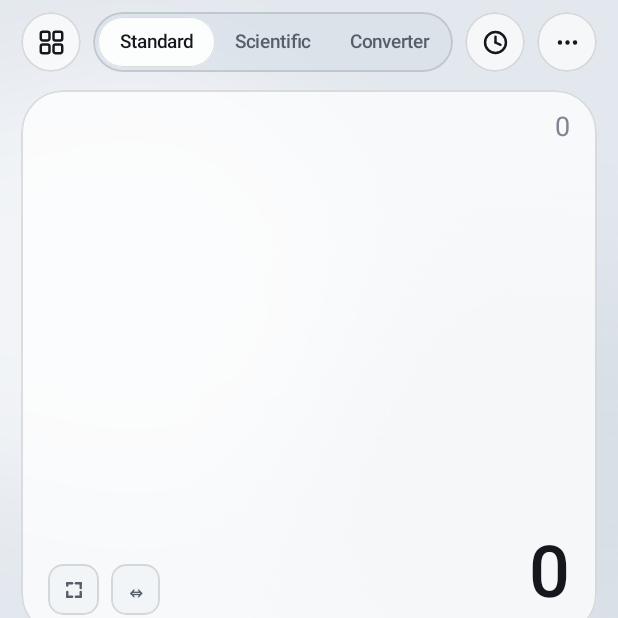
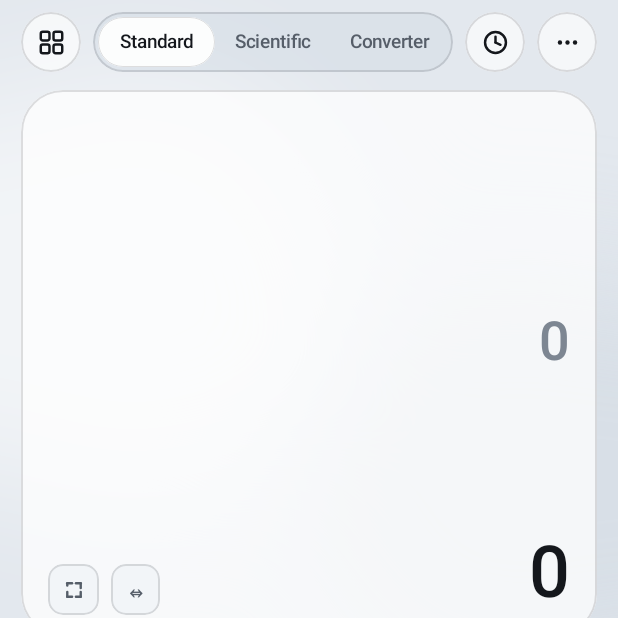
Before and after one commit to Shubham-Mohite7/eryx-calc, an Android app built with Jetpack Compose: the screen it shows after launch (MainActivity), on a phone screen of 412 x 824 dp, the top half of it. Run offline under Robolectric (Android 15) with nearby library versions, the phone set to English and light mode, and no system bars.

Commit message:
Enlarge typed expression typography and full-width display layout

```diff
--- a/app/src/main/java/com/liquidglass/calculator/ui/screens/CalculatorScreen.kt
+++ b/app/src/main/java/com/liquidglass/calculator/ui/screens/CalculatorScreen.kt
@@ -479,9 +479,9 @@ private fun CalculatorDisplayCard(
                 .padding(horizontal = 18.dp, vertical = 14.dp),
             verticalArrangement = Arrangement.SpaceBetween
         ) {
-            // Top bar inside display: status badges + Undo/Redo + Editable Expression
+            // Top strip inside display: status badges + Undo/Redo (does not squeeze expression width)
             Row(
-                modifier = Modifier.fillMaxWidth(),
+                modifier = Modifier.fillMaxWidth().height(28.dp),
                 verticalAlignment = Alignment.CenterVertically,
                 horizontalArrangement = Arrangement.SpaceBetween
             ) {
@@ -544,9 +544,33 @@ private fun CalculatorDisplayCard(
                         }
                     }
                 }
+            }
 
-                // Editable expression field (suppresses soft IME keyboard so calculator keypad stays clean)
-                val exprFontSize = if (settings.expressionInMainDisplay) 26f else 18f
+            // Full-width editable typed expression (large, crisp, auto-scaling)
+            val exprLen = calcState.expressionField.text.length
+            val isSci = settings.lastMode == CalculatorMode.SCIENTIFIC
+            val exprFontSize = when {
+                settings.expressionInMainDisplay -> when {
+                    exprLen <= 10 -> 40f
+                    exprLen <= 16 -> 32f
+                    else -> 25f
+                }
+                calcState.justEvaluated -> when {
+                    exprLen <= 16 -> 24f
+                    else -> 20f
+                }
+                isSci -> when {
+                    exprLen <= 12 -> 28f
+                    exprLen <= 20 -> 23f
+                    else -> 19f
+                }
+                else -> when {
+                    exprLen <= 10 -> 36f
+                    exprLen <= 16 -> 30f
+                    exprLen <= 24 -> 25f
+                    else -> 21f
+                }
+            }
             @Suppress("DEPRECATION")
             CompositionLocalProvider(LocalTextInputService provides null) {
                 BasicTextField(
@@ -555,15 +579,13 @@ private fun CalculatorDisplayCard(
                     singleLine = true,
                     cursorBrush = SolidColor(p.accent),
                     textStyle = TextStyle(
-                            color = if (settings.expressionInMainDisplay) p.textPrimary else p.textSecondary,
+                        color = if (!calcState.justEvaluated || settings.expressionInMainDisplay) p.textPrimary else p.textSecondary,
                         fontSize = (exprFontSize * p.textScale).sp,
-                            fontWeight = if (settings.expressionInMainDisplay) FontWeight.SemiBold else FontWeight.Medium,
+                        fontWeight = if (!calcState.justEvaluated || settings.expressionInMainDisplay) FontWeight.SemiBold else FontWeight.Medium,
                         textAlign = TextAlign.End,
                         fontFeatureSettings = "tnum"
                     ),
-                        modifier = Modifier
-                            .weight(1f)
-                            .padding(start = 10.dp),
+                    modifier = Modifier.fillMaxWidth(),
                     decorationBox = { innerTextField ->
                         Box(contentAlignment = Alignment.CenterEnd) {
                             if (calcState.expressionField.text.isEmpty()) {
@@ -572,6 +594,7 @@ private fun CalculatorDisplayCard(
                                     style = TextStyle(
                                         color = p.textMuted,
                                         fontSize = (exprFontSize * p.textScale).sp,
+                                        fontWeight = FontWeight.Medium,
                                         textAlign = TextAlign.End
                                     )
                                 )
@@ -580,7 +603,6 @@ private fun CalculatorDisplayCard(
                         }
                     }
                 )
-                }
             }
 
             // Bottom row inside display: [⛶] Expand/Graph + Reachability pill on left, large tabular Result on right
@@ -637,6 +659,11 @@ private fun CalculatorDisplayCard(
                 val len = displayString.length
                 val baseSize = when {
                     settings.expressionInMainDisplay -> 24f
+                    !calcState.justEvaluated && calcState.expressionField.text.isNotEmpty() -> when {
+                        len <= 9 -> 32f
+                        len <= 14 -> 26f
+                        else -> 22f
+                    }
                     len <= 7 -> 48f
                     len <= 10 -> 38f
                     len <= 14 -> 30f
@@ -659,7 +686,11 @@ private fun CalculatorDisplayCard(
                         maxLines = 1,
                         overflow = TextOverflow.Ellipsis,
                         style = TextStyle(
-                            color = if (calcState.errorMessage != null) p.danger else p.textPrimary,
+                            color = when {
+                                calcState.errorMessage != null -> p.danger
+                                !calcState.justEvaluated && !settings.expressionInMainDisplay && calcState.expressionField.text.isNotEmpty() -> p.textSecondary
+                                else -> p.textPrimary
+                            },
                             fontSize = (baseSize * p.textScale).sp,
                             fontWeight = FontWeight.SemiBold,
                             textAlign = TextAlign.End,
```
Also changed, not shown: 1 other file. Lines whose indentation alone changed are shown as unchanged.
